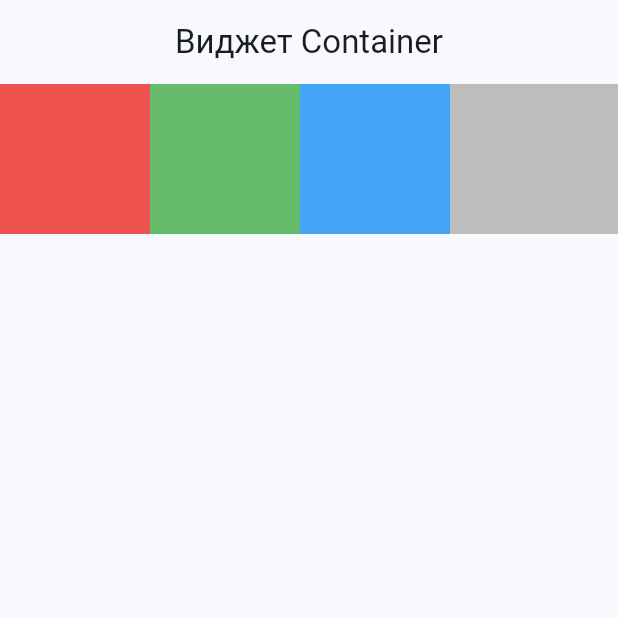
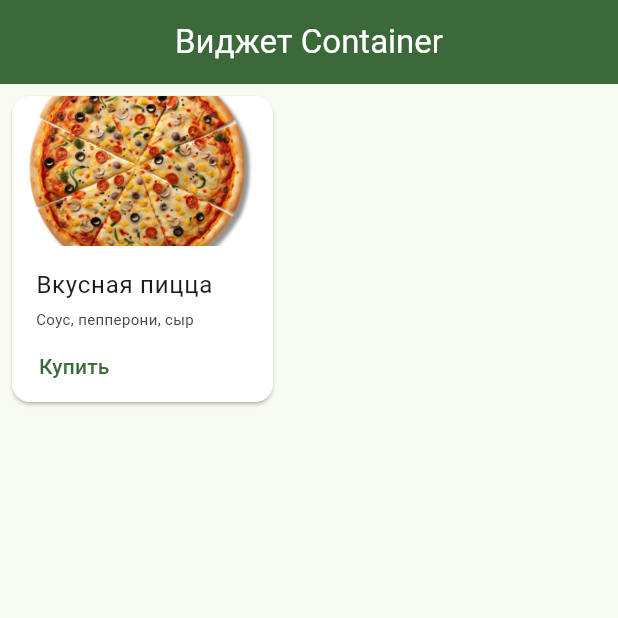
Before and after one commit to artemskorkin/course1, a Flutter app: the screen it shows after launch, on a phone screen of 412 x 824 dp, the top half of it. Run offline on Flutter 3.47's test engine with Material 3 defaults, Android fonts, the phone set to English and light mode, and no system bars.

Commit message:
Изучили Виджеты Card

```diff
--- a/lib/main.dart
+++ b/lib/main.dart
@@ -1,4 +1,5 @@
 import 'package:flutter_application_1/pizza/home_widget.dart';
+import 'package:flutter_application_1/pizza/pizza_card.dart';
 import 'package:flutter_application_1/widgets/text_widget.dart';
 import 'package:flutter_application_1/widgets/rich_text_widget.dart';
 import 'package:flutter_application_1/widgets/image_widget.dart';
@@ -7,6 +8,7 @@ import 'package:flutter_application_1/widgets/border_widget.dart';
 import 'package:flutter_application_1/widgets/rounded_widget.dart';
 import 'package:flutter_application_1/widgets/ex_container.dart';
 import 'package:flutter_application_1/widgets/expanded_widget.dart';
+import 'package:flutter_application_1/widgets/card_widget.dart';
 import 'package:flutter/material.dart';
 import 'app_theme.dart';
 
@@ -22,15 +24,13 @@ class MyApp extends StatelessWidget {
     return MaterialApp(
       debugShowCheckedModeBanner: false,
       title: "Flutter Course",
-      theme: ThemeData(
-        colorScheme: ColorScheme.fromSeed(seedColor: Colors.blue),
-      ),
+      theme: AppTheme.lightTheme(),
       home: Scaffold(
         appBar: AppBar(
           centerTitle: true,
           title: const Text("Виджет Container"),
         ),
-        body: ExpandedExample(),
+        body: PizzaCard(),
       ),
     );
   }
--- a/lib/pizza/pizza_card.dart
+++ b/lib/pizza/pizza_card.dart
@@ -1,43 +1,51 @@
 import 'package:flutter/material.dart';
-
 
 class PizzaCard extends StatelessWidget {
   final double height;
-  const PizzaCard({super.key, this.height=200});
+  const PizzaCard({super.key, this.height = 220});
 
   @override
   Widget build(BuildContext context) {
-    return Container(
+    return SizedBox(
+      width: 190,
       height: height,
-      padding: const EdgeInsets.all(10),
-
-      decoration: BoxDecoration(
+      child: Card(
+        margin: EdgeInsets.all(8),
         color: Colors.white,
-        border: Border.all(color: Colors.black),
-        borderRadius: BorderRadius.circular(16),
-      ),
-
-      child: Column(
-        mainAxisAlignment: MainAxisAlignment.center,
-        children: [
-          Image.asset("assets/images/pizza.webp", width: 80),
-          SizedBox(height: 10),
-          Text("Вкусная пицца", style: TextStyle(fontSize: 14)),
-          SizedBox(height: 10),
-          ElevatedButton(
-            onPressed: () {
-              print("Вы купили пиццу! Спасибо за заказ!");
-            },
-            child: Text(
-              "Купить",
-              style: Theme.of(context).textTheme.labelLarge?.copyWith(
-                fontWeight: FontWeight.bold,
-                color: Colors.white,
-                fontSize: 10,
+        child: Column(
+          mainAxisSize: MainAxisSize.min,
+          crossAxisAlignment: CrossAxisAlignment.start,
+          children: [
+            ClipRRect(
+              borderRadius: const BorderRadius.only(
+                topLeft: Radius.circular(12),
+                topRight: Radius.circular(12),
+              ),
+              child: Image.asset(
+                "assets/images/pizza.png",
+                width: double.infinity,
+                height: 100,
+                fit: BoxFit.cover,
               ),
             ),
-          ),
-        ],
+            Expanded(
+              child: ListTile(
+                title: Text("Вкусная пицца"),
+                subtitle: Text(
+                  "Соус, пепперони, сыр",
+                  style: TextStyle(fontSize: 10),
+                ),
+              ),
+            ),
+            Padding(
+              padding: const EdgeInsets.only(left: 6),
+              child: TextButton(
+                onPressed: () {},
+                child: Text("Купить"),
+              ),
+            ),
+          ],
+        ),
       ),
     );
   }
```
Also changed, not shown: lib/widgets/card_widget.dart (added, +73 -0 lines).
